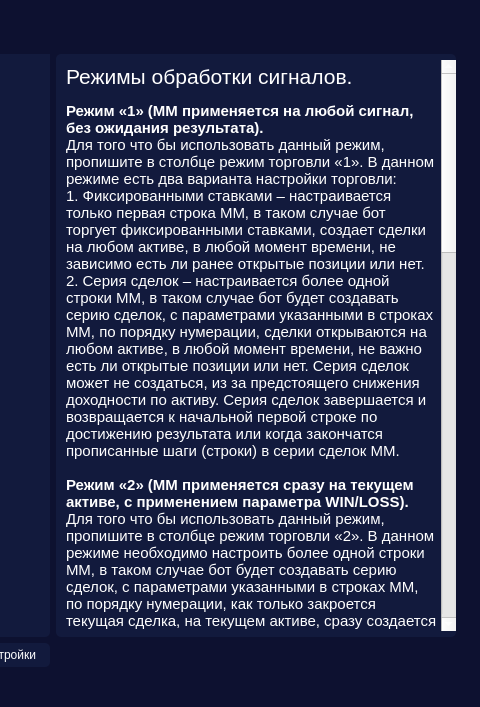
This is inteface.ui in MICROWAVE-web/UteBot as Qt 5 draws it before an edit; both pictures show x 975 to 1455 and y 0 to 707 of the 1455 by 707 pixel window. The edited form follows.
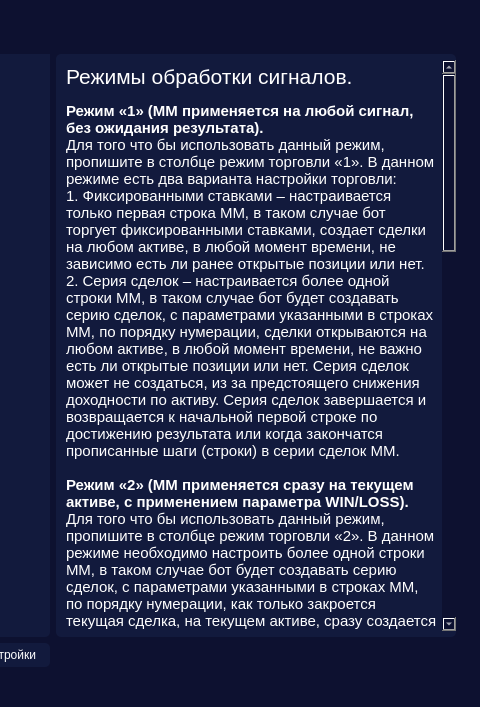
This is the edited form. The open tabs and pages were chosen to show the change. Icons and pictures are not drawn.

The edit to the form file:
```diff
--- a/inteface.ui
+++ b/inteface.ui
@@ -559,8 +559,6 @@
 
 
 QScrollBar:vertical, QScrollBar:horizontal {
-    background: none;         /* Убираем все фоны, включая текстуры */
-	width: 15px;
 }
 
 
```
Left out of the diff: 17 changed lines with no effect on the pictures.
